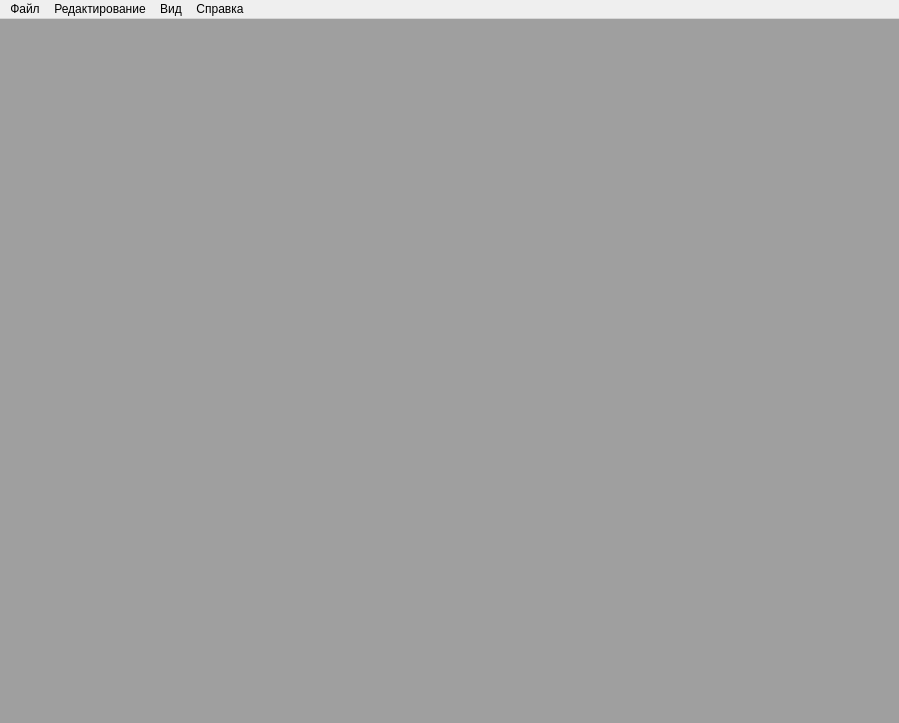
Qt form project/forms/MDI_program.ui (Galoev/nutritionist-helper) before a commit.
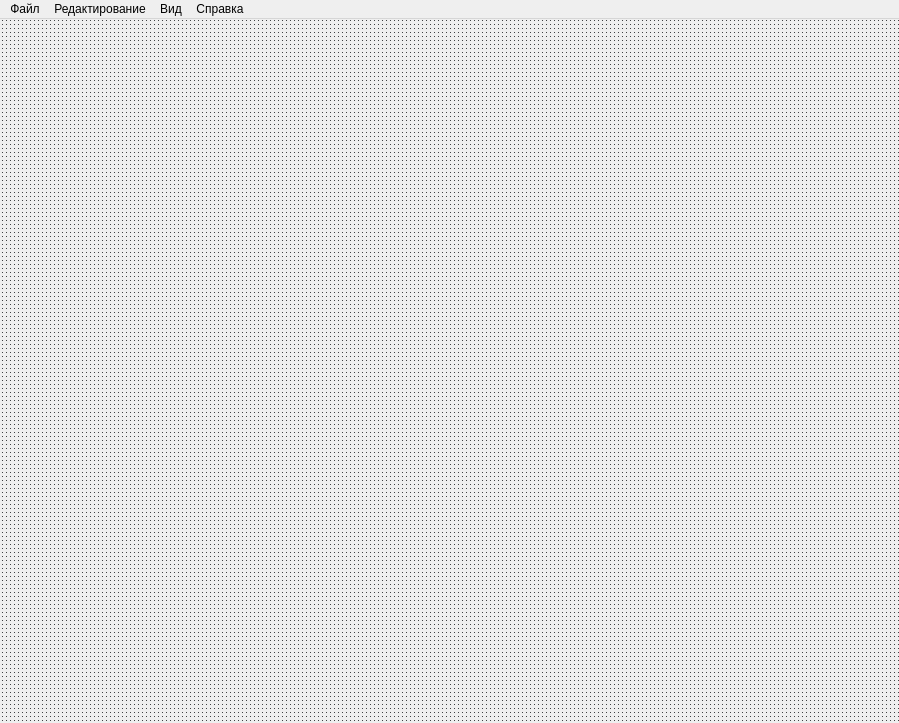
The same form after that commit. Icons and pictures are not drawn.

What changed in the file:
```diff
--- a/project/forms/MDI_program.ui
+++ b/project/forms/MDI_program.ui
@@ -32,7 +32,25 @@
      <number>0</number>
     </property>
     <item>
-     <widget class="QMdiArea" name="mdiArea"/>
+     <widget class="QMdiArea" name="mdiArea">
+      <property name="autoFillBackground">
+       <bool>false</bool>
+      </property>
+      <property name="styleSheet">
+       <string notr="true">QMdiArea{
+background-image: url(:/resources/mdi_back.png);
+};</string>
+      </property>
+      <property name="background">
+       <brush brushstyle="Dense7Pattern">
+        <color alpha="255">
+         <red>64</red>
+         <green>66</green>
+         <blue>68</blue>
+        </color>
+       </brush>
+      </property>
+     </widget>
     </item>
    </layout>
   </widget>
```
